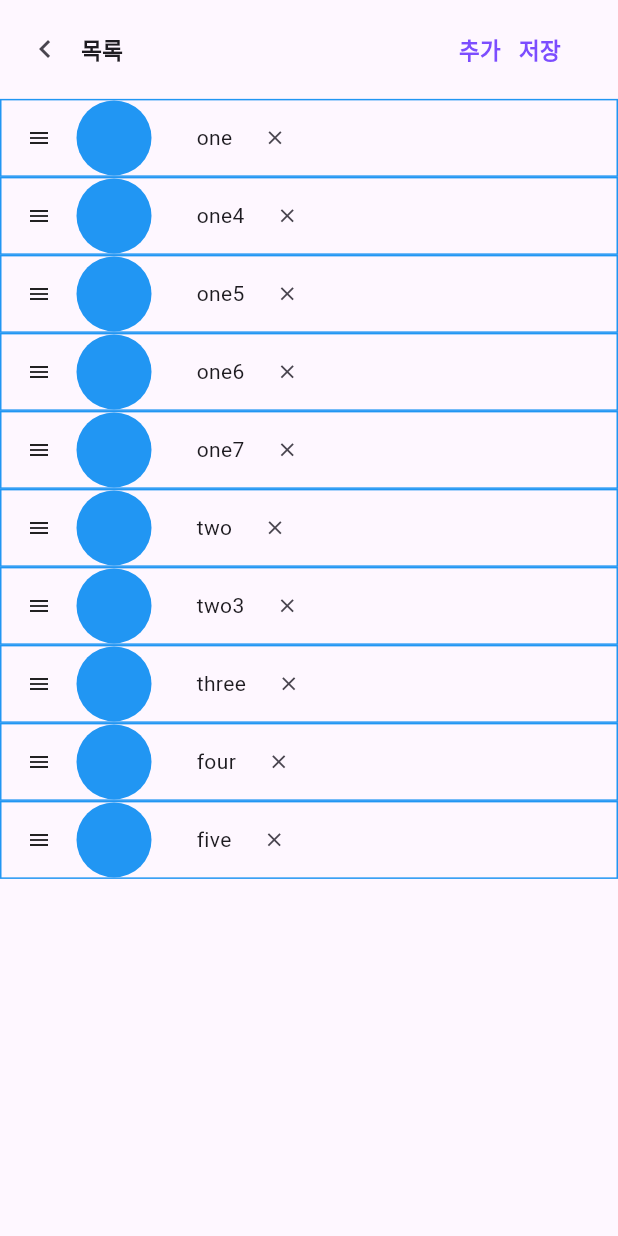
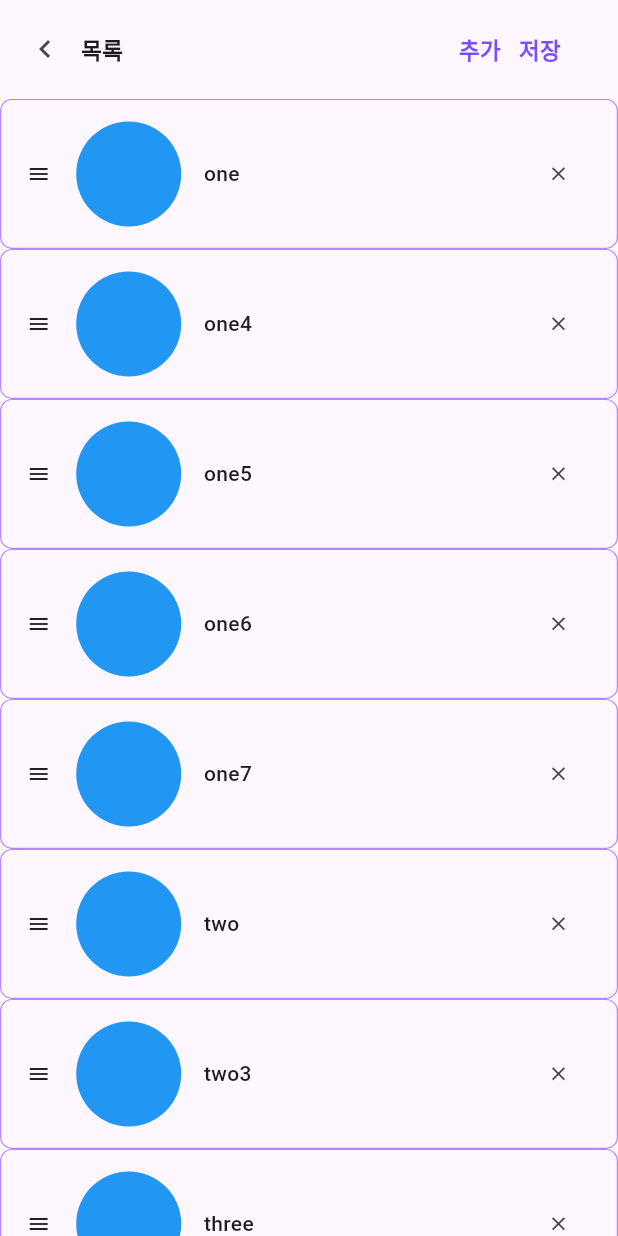
Before and after one commit to KimMin-Gwan/Duck_Farm, a Flutter app: the BiasFollowingWidget screen opened directly, on a phone screen of 412 x 824 dp. Run offline on Flutter 3.47's test engine with Material 3 defaults, Android fonts, the phone set to English and light mode, and no system bars; our stand-ins replace equatable, flutter_bloc, flutter_svg, get, mvc_pattern, pull_to_refresh and 1 more; network calls fail.

Commit message:
bias_following

```diff
--- a/cheese/lib/src/ui/bias_following_widget.dart
+++ b/cheese/lib/src/ui/bias_following_widget.dart
@@ -83,7 +83,7 @@ class _TopBarWidgetState extends State<TopBarWidget> {
                 alignment: Alignment.centerRight,
                 child: InkWell(
                   onTap: (){},
-                  child: Text('추가',style: _style.saveTextStyle,),
+                  child: Text('추가',style: _style.addSaveTextStyle,),
                 )
             ),
           ),
@@ -94,7 +94,7 @@ class _TopBarWidgetState extends State<TopBarWidget> {
                 alignment: Alignment.centerRight,
                 child: InkWell(
                   onTap: (){},
-                  child: Text('저장',style: _style.saveTextStyle,),
+                  child: Text('저장',style: _style.addSaveTextStyle,),
                 )
             ),
           )
@@ -131,12 +131,9 @@ class _BiasListWidgetState extends State<BiasListWidget> {
       children: [
         for(int index =0; index<items.length; index++)
           Container(
+            height: 100,
             key: Key('$index'),
-            decoration: BoxDecoration(
-              border: Border.all(
-                color: Colors.blue,
-              )
-            ),
+            decoration: _style.listBoxDecoration,
             child: Row(
               children: [
                 Container(
@@ -147,19 +144,22 @@ class _BiasListWidgetState extends State<BiasListWidget> {
                   ),
                 ),
                 Container(
-                    width: 50,
-                    height: 50,
-                    margin: EdgeInsets.only(right: 30),
-                    decoration: BoxDecoration(
-                        color: Colors.blue,
-                        shape:BoxShape.circle
-                    )
+                    width: 70,
+                    height: 70,
+                    margin: EdgeInsets.only(right: 15),
+                    decoration: _style.profileImageBoxDecoration
                 ),
-                Text(items[index]),
-                IconButton(
-                  alignment: Alignment.centerRight,
-                  onPressed: (){},
-                  icon: Icon(Icons.close, size: 15,),
+                Container(
+                  width: queryWidth * 0.55,
+                  child: Text(items[index], style:_style.idolNameTextStyle),
+                ),
+                Container(
+                  width: 32,
+                  child: IconButton(
+                    alignment: Alignment.centerRight,
+                    onPressed: (){},
+                    icon: Icon(Icons.close, size: 15,),
+                  ),
                 )
               ],
             ),
--- a/cheese/lib/src/ui/styles/bias_following_theme.dart
+++ b/cheese/lib/src/ui/styles/bias_following_theme.dart
@@ -3,11 +3,26 @@ import 'package:flutter/material.dart';
 
 class BiasFollowingTheme extends MainTheme {
   TextStyle titleTextStyle = TextStyle();
-  TextStyle saveTextStyle = TextStyle();
+  TextStyle addSaveTextStyle = TextStyle();
+  TextStyle idolNameTextStyle = TextStyle();
+  Decoration listBoxDecoration = BoxDecoration();
+  Decoration profileImageBoxDecoration = BoxDecoration();
+
   BiasFollowingTheme(){
+    listBoxDecoration = BoxDecoration(
+        borderRadius: BorderRadius.circular(8),
+        border: Border.all(
+            color: Colors.deepPurpleAccent.shade100,
+            width: 0.8
+        )
+    );
+    profileImageBoxDecoration = BoxDecoration(
+        color: Colors.blue,
+        shape:BoxShape.circle
+    );
     titleTextStyle = TextStyle(fontSize: 15, fontWeight: FontWeight.w600);
-    saveTextStyle = TextStyle(fontSize: 15, color: Colors.deepPurpleAccent, fontWeight: FontWeight.w600);;
-
+    addSaveTextStyle = TextStyle(fontSize: 15, color: Colors.deepPurpleAccent, fontWeight: FontWeight.w600);;
+    idolNameTextStyle = TextStyle(fontSize: 14, fontWeight: FontWeight.w500);
 }
 
 }
```
